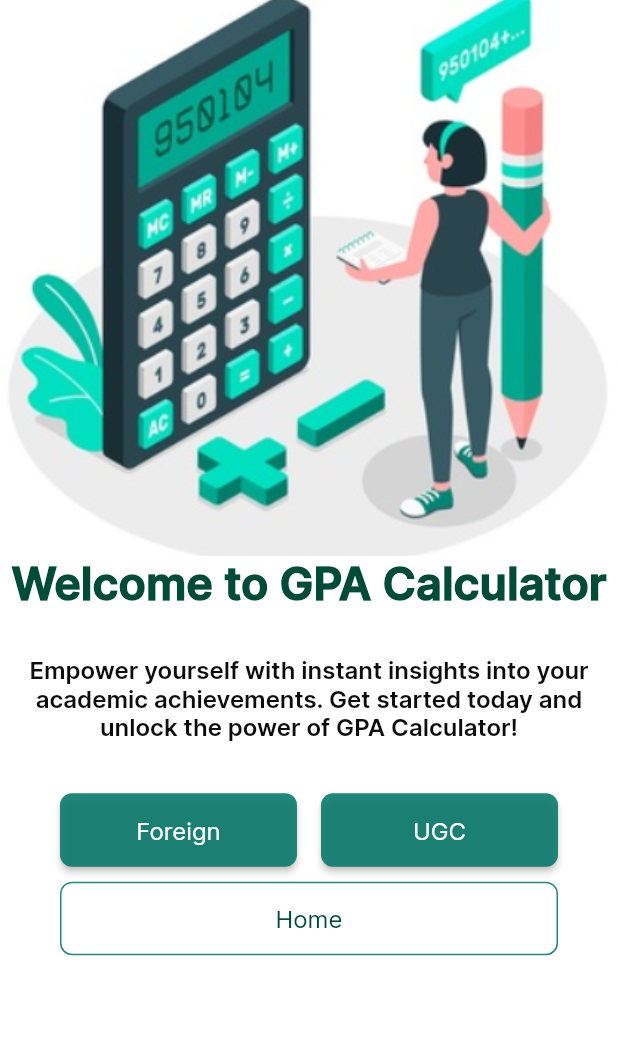
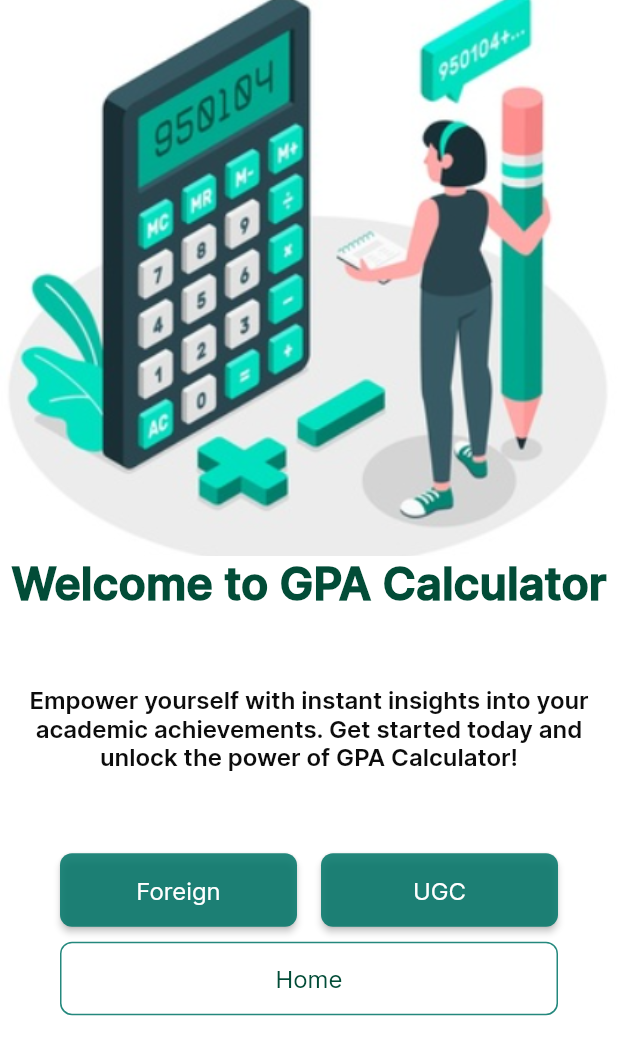
Before and after one commit to nimeshkk/Android_App, a Flutter app: the Gpahome screen opened directly, on a phone screen of 412 x 824 dp. Shown: the top 1055 px of the screen. Run offline on Flutter 3.47's test engine with Material 2 defaults, Android fonts, the phone set to English and light mode, and no system bars; our stand-ins replace another_carousel_pro, carousel_slider, cloud_firestore, device_preview, firebase_auth, firebase_core and 2 more; missing offline and left inert: flutter_dismissible_tile; accounts and stored records are empty.

Commit message:
fixed gradel issu

```diff
--- a/lib/pages/gpa_pages/gpahome.dart
+++ b/lib/pages/gpa_pages/gpahome.dart
@@ -34,7 +34,7 @@ class Gpahome extends StatelessWidget {
                 textAlign: TextAlign.center,
               ),
             ),
-            const SizedBox(height: 30),
+            const SizedBox(height: 50),
 
             GestureDetector(
               onTap: () {},
@@ -47,7 +47,7 @@ class Gpahome extends StatelessWidget {
                 textAlign: TextAlign.center,
               ),
             ),
-            const SizedBox(height: 30),
+            const SizedBox(height: 50),
             //login button
             Padding(
                 padding: const EdgeInsets.symmetric(
```
Also changed, not shown: 1 other file.
